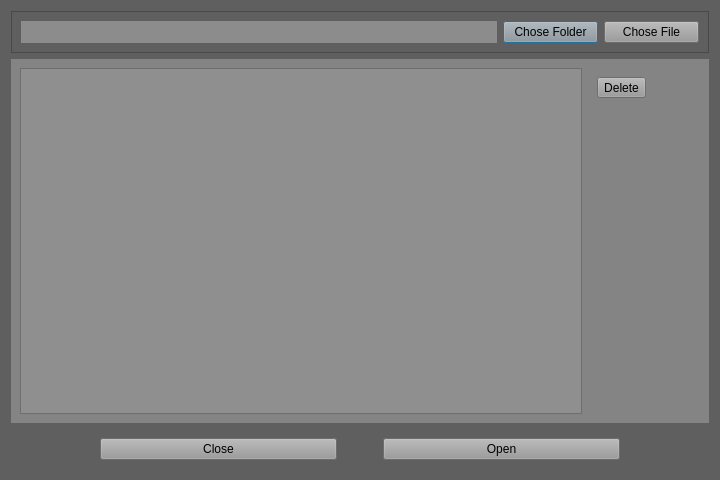
The window that software_1/qt.ui/OpenMRI.ui (MarcioCamposJr/EasyqMR) describes before a commit, drawn with Qt 5.
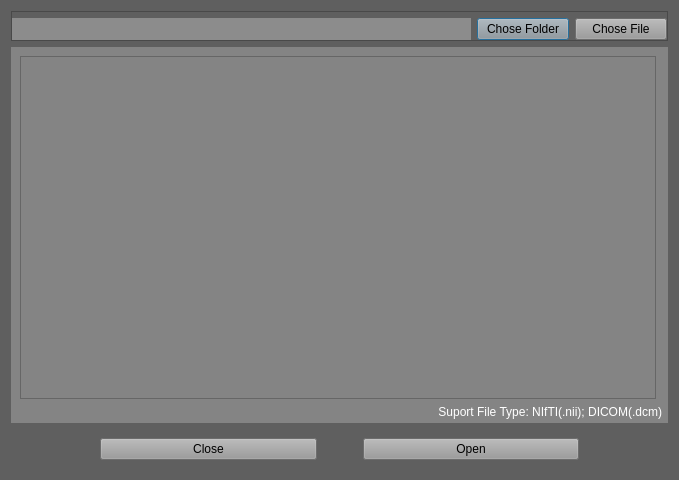
The same window after the commit.

```diff
--- a/software_1/qt.ui/OpenMRI.ui
+++ b/software_1/qt.ui/OpenMRI.ui
@@ -6,7 +6,7 @@
    <rect>
     <x>0</x>
     <y>0</y>
-    <width>720</width>
+    <width>679</width>
     <height>480</height>
    </rect>
   </property>
@@ -26,8 +26,20 @@
       <enum>QFrame::Raised</enum>
      </property>
      <layout class="QHBoxLayout" name="horizontalLayout">
+      <property name="leftMargin">
+       <number>0</number>
+      </property>
+      <property name="topMargin">
+       <number>6</number>
+      </property>
+      <property name="rightMargin">
+       <number>0</number>
+      </property>
+      <property name="bottomMargin">
+       <number>0</number>
+      </property>
       <item>
-       <widget class="QLabel" name="label">
+       <widget class="QLabel" name="path">
         <property name="sizePolicy">
          <sizepolicy hsizetype="Preferred" vsizetype="Preferred">
           <horstretch>10</horstretch>
@@ -102,19 +114,12 @@
       <string notr="true">background-color: rgb(132, 132, 132)</string>
      </property>
      <layout class="QHBoxLayout" name="horizontalLayout_3">
-      <item>
-       <widget class="QListView" name="listView">
-        <property name="sizePolicy">
-         <sizepolicy hsizetype="Expanding" vsizetype="Expanding">
-          <horstretch>20</horstretch>
-          <verstretch>0</verstretch>
-         </sizepolicy>
-        </property>
-        <property name="styleSheet">
-         <string notr="true">background-color: rgb(143, 143, 143)</string>
-        </property>
-       </widget>
-      </item>
+      <property name="rightMargin">
+       <number>6</number>
+      </property>
+      <property name="bottomMargin">
+       <number>0</number>
+      </property>
       <item>
        <widget class="QWidget" name="widget_3" native="true">
         <property name="sizePolicy">
@@ -124,42 +129,53 @@
          </sizepolicy>
         </property>
         <layout class="QGridLayout" name="gridLayout">
-         <item row="1" column="0">
-          <spacer name="verticalSpacer">
-           <property name="orientation">
-            <enum>Qt::Vertical</enum>
+         <property name="leftMargin">
+          <number>0</number>
+         </property>
+         <property name="topMargin">
+          <number>0</number>
+         </property>
+         <property name="rightMargin">
+          <number>0</number>
+         </property>
+         <property name="bottomMargin">
+          <number>4</number>
+         </property>
+         <item row="0" column="0" rowspan="2">
+          <widget class="QTableWidget" name="tableFile">
+           <property name="sizePolicy">
+            <sizepolicy hsizetype="Preferred" vsizetype="Preferred">
+             <horstretch>20</horstretch>
+             <verstretch>10</verstretch>
+            </sizepolicy>
            </property>
-           <property name="sizeHint" stdset="0">
-            <size>
-             <width>20</width>
-             <height>40</height>
-            </size>
+           <property name="styleSheet">
+            <string notr="true"/>
            </property>
-          </spacer>
+           <attribute name="horizontalHeaderCascadingSectionResizes">
+            <bool>false</bool>
+           </attribute>
+           <attribute name="verticalHeaderShowSortIndicator" stdset="0">
+            <bool>false</bool>
+           </attribute>
+           <attribute name="verticalHeaderStretchLastSection">
+            <bool>false</bool>
+           </attribute>
+          </widget>
          </item>
-         <item row="0" column="0">
-          <widget class="QToolButton" name="toolButton">
+         <item row="2" column="0" colspan="2">
+          <widget class="QLabel" name="label">
            <property name="styleSheet">
-            <string notr="true">background-color: rgb(153, 153, 153);</string>
+            <string notr="true">color:white;</string>
            </property>
            <property name="text">
-            <string>Delete</string>
+            <string>Suport File Type: NIfTI(.nii); DICOM(.dcm)</string>
+           </property>
+           <property name="alignment">
+            <set>Qt::AlignRight|Qt::AlignTrailing|Qt::AlignVCenter</set>
            </property>
           </widget>
          </item>
-         <item row="0" column="1">
-          <spacer name="horizontalSpacer_4">
-           <property name="orientation">
-            <enum>Qt::Horizontal</enum>
-           </property>
-           <property name="sizeHint" stdset="0">
-            <size>
-             <width>40</width>
-             <height>20</height>
-            </size>
-           </property>
-          </spacer>
-         </item>
         </layout>
        </widget>
       </item>
```
Left out of the diff: 6 changed lines with no effect on the pictures.
